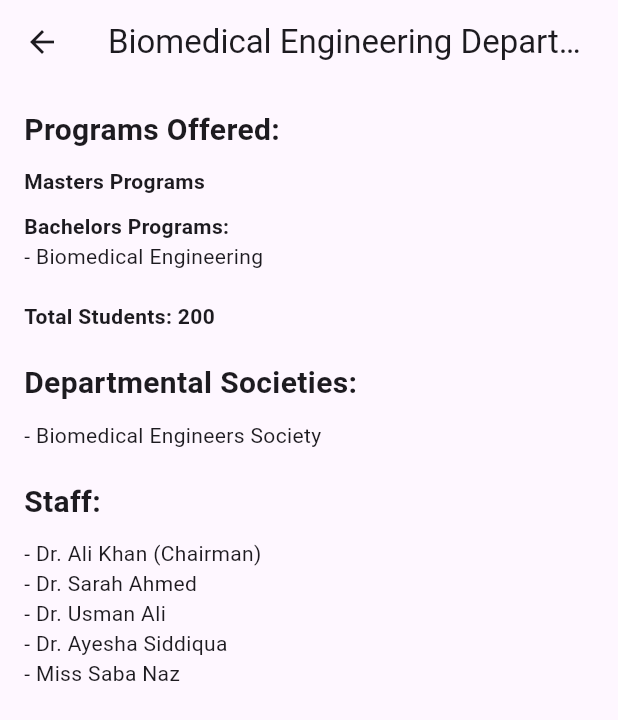
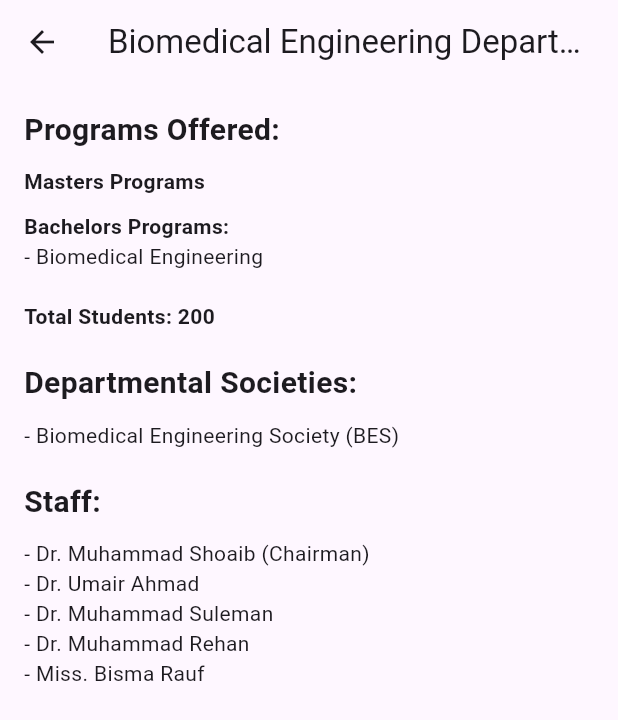
Before and after one commit to Azharhayat271/Mad_Project, a Flutter app: the BiomedicalEngineeringScreen screen opened directly, on a phone screen of 412 x 824 dp. Shown: the top 720 px of the screen. Run offline on Flutter 3.47's test engine with Material 3 defaults, Android fonts, the phone set to English and light mode, and no system bars; missing offline and left inert: mapbox_gl.

Commit message:
updated code

```diff
--- a/lib/cards/details/bme.dart
+++ b/lib/cards/details/bme.dart
@@ -44,7 +44,7 @@ class BiomedicalEngineeringScreen extends StatelessWidget {
               ),
             ),
             SizedBox(height: 10),
-            Text('- Biomedical Engineers Society'),
+            Text('- Biomedical Engineering Society (BES)'),
             SizedBox(height: 20),
             Text(
               'Staff:',
@@ -54,11 +54,11 @@ class BiomedicalEngineeringScreen extends StatelessWidget {
               ),
             ),
             SizedBox(height: 10),
-            Text('- Dr. Ali Khan (Chairman)'),
-            Text('- Dr. Sarah Ahmed'),
-            Text('- Dr. Usman Ali'),
-            Text('- Dr. Ayesha Siddiqua'),
-            Text('- Miss Saba Naz'),
+            Text('- Dr. Muhammad Shoaib (Chairman)'),
+            Text('- Dr. Umair Ahmad'),
+            Text('- Dr. Muhammad Suleman'),
+            Text('- Dr. Muhammad Rehan'),
+            Text('- Miss. Bisma Rauf'),
             // Add other staff members similarly
           ],
         ),
--- a/lib/cards/details/mechnical.dart
+++ b/lib/cards/details/mechnical.dart
@@ -44,7 +44,7 @@ class MechanicalEngineeringScreen extends StatelessWidget {
               ),
             ),
             SizedBox(height: 10),
-            Text('- Mechanical Engineers Club'),
+            Text('- Amercian Socitey of Mechanical Engineers (ASME)'),
             SizedBox(height: 20),
             Text(
               'Staff:',
@@ -54,11 +54,10 @@ class MechanicalEngineeringScreen extends StatelessWidget {
               ),
             ),
             SizedBox(height: 10),
-            Text('- Dr. Khalid Mahmood (Chairman)'),
-            Text('- Dr. Maria Khan'),
-            Text('- Dr. Amir Ali'),
-            Text('- Dr. Zainab Malik'),
-            Text('- Miss Ayesha Jamil'),
+            Text('- Dr. Khazar Hayat (Chairman)'),
+            Text('- Dr. Tipu Sultan'),
+            Text('- Dr. Saqlain abbas'),
+            Text('- Dr. Sufyain Matloob'),
             // Add other staff members similarly
           ],
         ),
```
